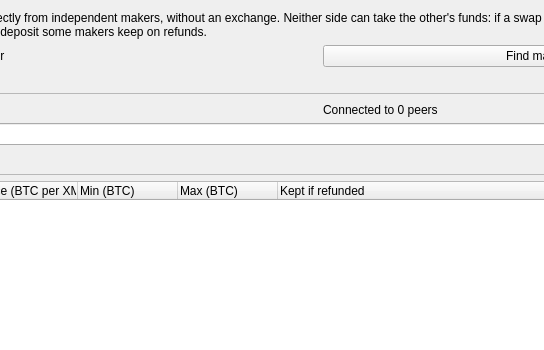
BiscuitWallet/Biscuit, file src/plugins/swap/AtomicSwapWidget.ui: the form before one commit; both pictures show x 134 to 678 and y 0 to 350 of the 900 by 520 pixel window.
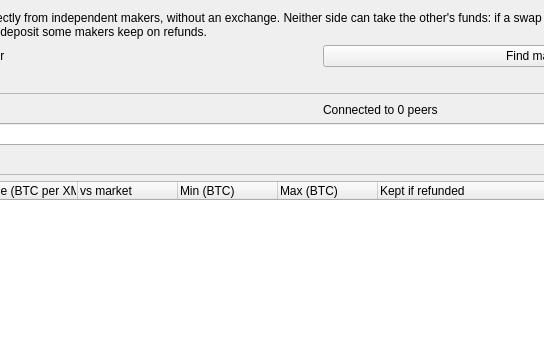
The form after the commit.

```diff
--- a/src/plugins/swap/AtomicSwapWidget.ui
+++ b/src/plugins/swap/AtomicSwapWidget.ui
@@ -134,6 +134,11 @@
        <string>Price (BTC per XMR)</string>
       </property>
      </column>
+     <column>
+      <property name="text">
+       <string>vs market</string>
+      </property>
+     </column>
      <column>
       <property name="text">
        <string>Min (BTC)</string>
```
